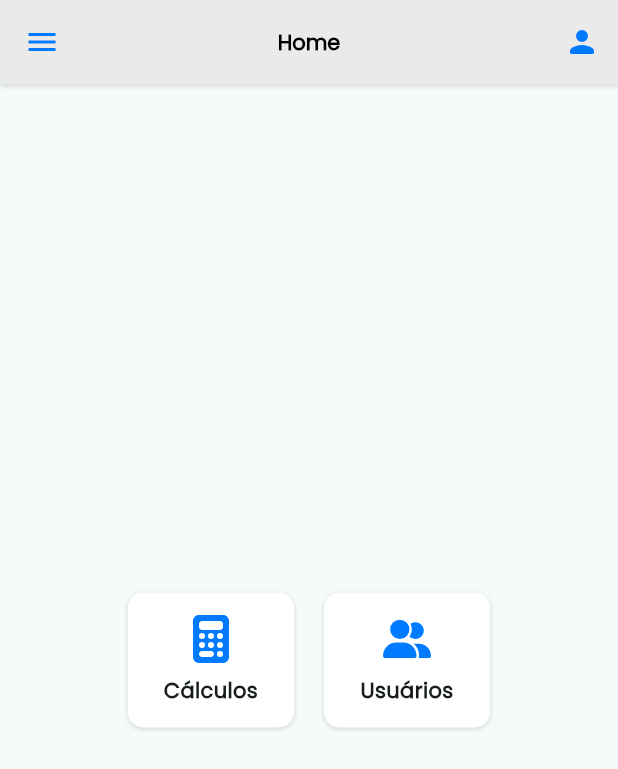
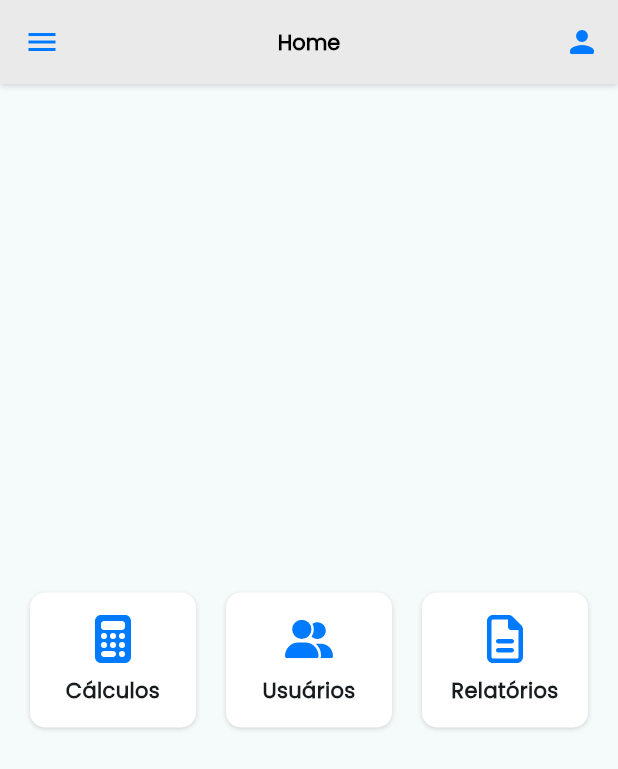
Before and after one commit to NutriClin/nutriclin, a Flutter app: the HomePage screen opened by its route, on a phone screen of 412 x 824 dp. Shown: the top 769 px of the screen. Run offline on Flutter 3.47's test engine with Material 3 defaults, Android fonts, the phone set to English and light mode, and no system bars; our stand-ins replace cloud_firestore, firebase_auth, firebase_core, flutter_svg, toastification; accounts and stored records are empty.

```diff
--- a/nutri_app/lib/pages/home.dart
+++ b/nutri_app/lib/pages/home.dart
@@ -59,14 +59,14 @@ class HomePage extends StatelessWidget {
             );
           },
         ),
-        // const SizedBox(width: 20),
-        // CustomBox(
-        //   text: 'Relatórios',
-        //   imagePath: 'assets/imagens/relatorios.svg',
-        //   onTap: () {
-        //     print("Clicou no box Relatórios");
-        //   },
-        // ),
+        const SizedBox(width: 20),
+        CustomBox(
+          text: 'Relatórios',
+          imagePath: 'assets/imagens/relatorios.svg',
+          onTap: () {
+            print("Clicou no box Relatórios");
+          },
+        ),
       ]);
     } else if (tipoUsuario == 'Professor') {
       // cards.addAll([
--- a/nutri_app/lib/pages/login.dart
+++ b/nutri_app/lib/pages/login.dart
@@ -22,6 +22,8 @@ class _LoginPageState extends State<LoginPage> {
   bool isLoading = false;
 
   void _login() async {
+    FocusScope.of(context).unfocus();
+
     String email = emailController.text.trim();
     String senha = senhaController.text.trim();
 
```
